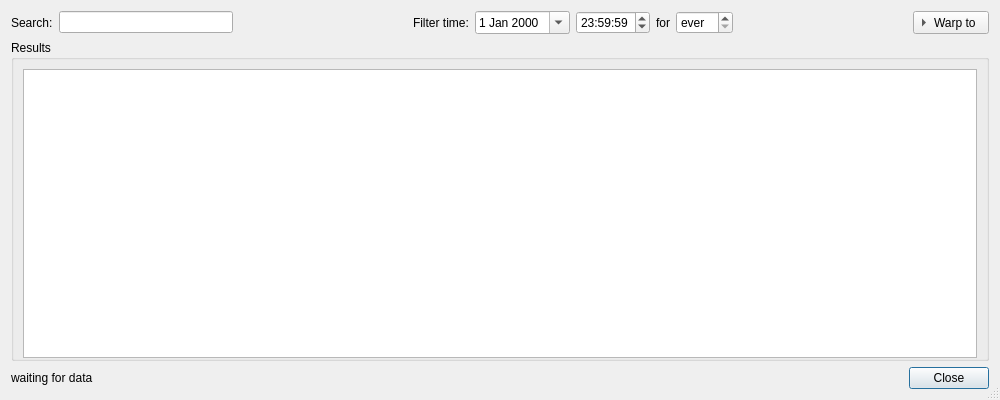
This is trunk/QuteScoop/src/BookedAtcDialog.ui in qutescoop/qutescoop as Qt 5 draws it before an edit. The edited form follows.
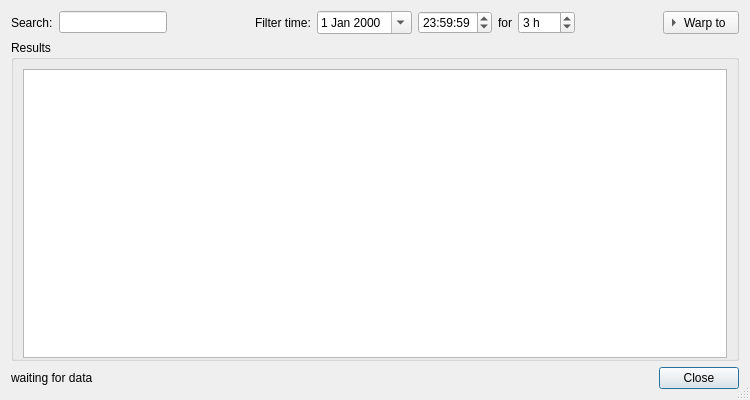
This is the edited form. Icons and pictures are not drawn.

```diff
--- a/trunk/QuteScoop/src/BookedAtcDialog.ui
+++ b/trunk/QuteScoop/src/BookedAtcDialog.ui
@@ -6,7 +6,7 @@
    <rect>
     <x>0</x>
     <y>0</y>
-    <width>1000</width>
+    <width>750</width>
     <height>400</height>
    </rect>
   </property>
@@ -85,7 +85,7 @@
         <number>120</number>
        </property>
        <property name="value">
-        <number>0</number>
+        <number>3</number>
        </property>
       </widget>
      </item>
```
Left out of the diff: 14 changed lines with no effect on the pictures.
